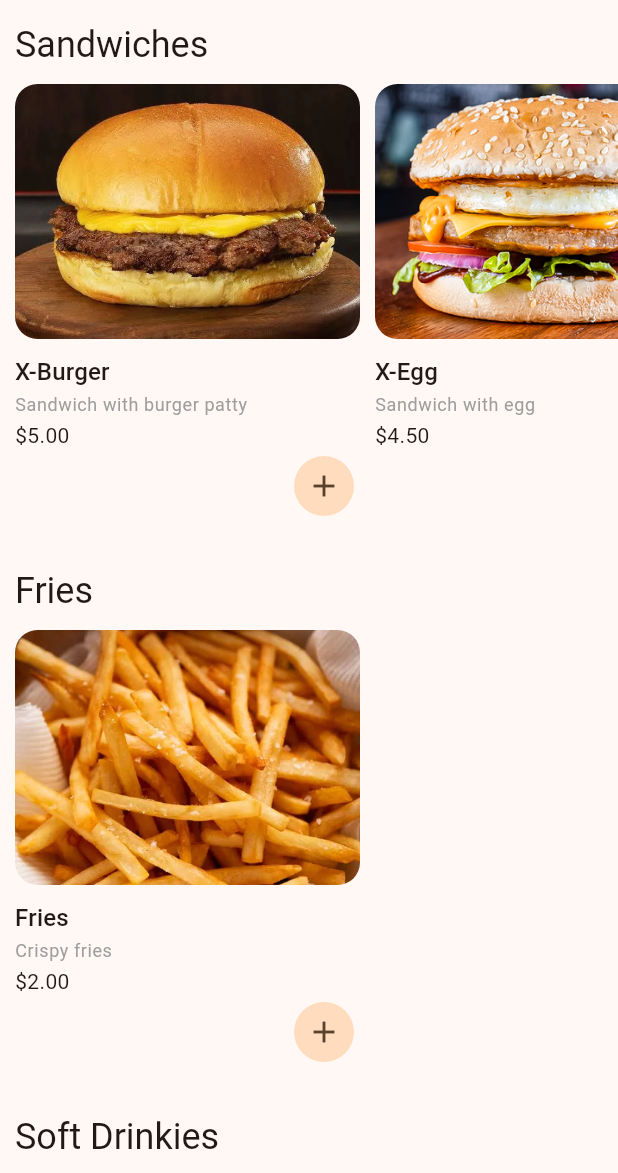
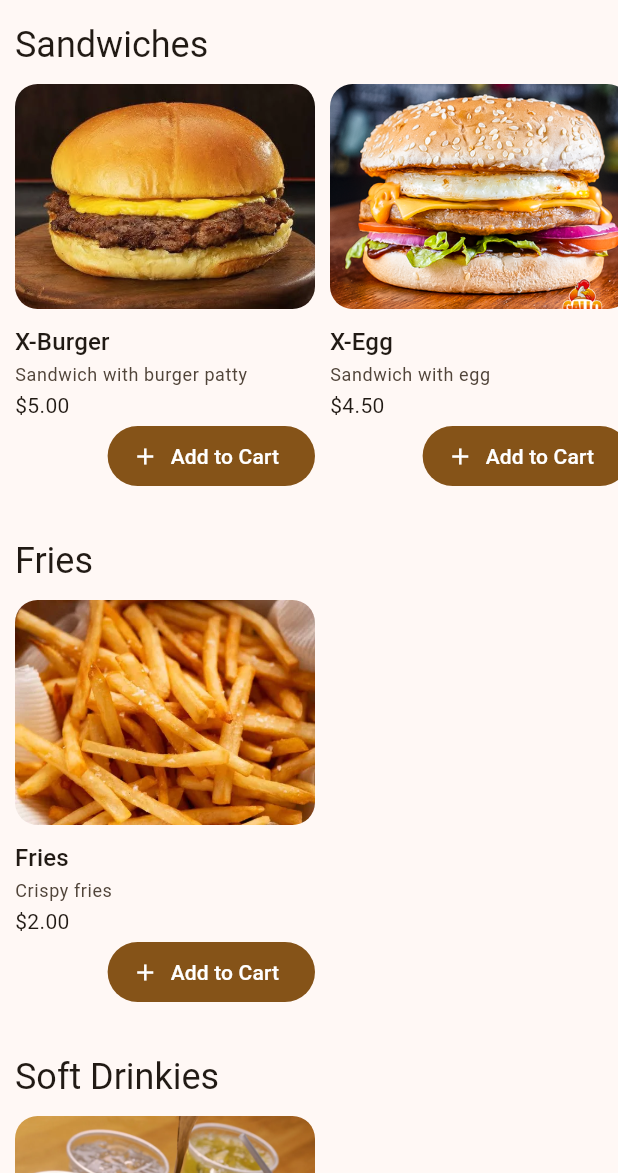
Before and after one commit to cecruzbrito/bom_hamburguer, a Flutter app: the screen it shows after launch, on a phone screen of 412 x 824 dp, the part 63-1236 px from its top. Run offline on Flutter 3.47's test engine with Material 3 defaults, Android fonts, the phone set to English and light mode, and no system bars; our stand-ins replace dartz, equatable, flutter_bloc, go_router.

Commit message:
add. cart page

```diff
--- /dev/null
+++ b/lib/core/mixins/padding_app.dart
@@ -0,0 +1,5 @@
+import 'package:flutter/material.dart';
+
+mixin PaddingApp {
+  final paddingScrollDefault = EdgeInsets.symmetric(horizontal: 10);
+}
--- /dev/null
+++ b/lib/core/router/app_router.dart
@@ -0,0 +1,15 @@
+import 'package:bom_hamburguer/menu/presentation/cart/cart_page.dart';
+import 'package:go_router/go_router.dart';
+
+import '../../menu/presentation/home/home_page.dart';
+
+class AppRouter {
+  static final router = GoRouter(
+    routes: [
+      GoRoute(path: "/", builder: (_, state) => HomePage()),
+      GoRoute(path: "/cart", builder: (_, state) => CartPage()),
+    ],
+  );
+
+  static push(String path) async => await router.push(path);
+}
--- a/lib/core/widgets/scroll/core_scroll.dart
+++ b/lib/core/widgets/scroll/core_scroll.dart
@@ -1,16 +1,15 @@
-import 'package:flutter/cupertino.dart';
+import 'package:bom_hamburguer/core/mixins/padding_app.dart';
+import 'package:flutter/material.dart';
 
-class CoreScroll extends StatelessWidget {
-  const CoreScroll({super.key, required this.child, this.padding, this.direction = Axis.vertical});
+class CoreScroll extends StatelessWidget with PaddingApp {
+  CoreScroll({super.key, required this.child, this.padding, this.direction = Axis.vertical});
   final Widget child;
   final EdgeInsets? padding;
   final Axis direction;
   @override
   Widget build(BuildContext context) {
-    return SingleChildScrollView(
-      padding: padding ?? EdgeInsets.symmetric(horizontal: 10),
-      scrollDirection: direction,
-      child: child,
+    return Scrollbar(
+      child: SingleChildScrollView(padding: padding ?? paddingScrollDefault, scrollDirection: direction, child: child),
     );
   }
 }
--- a/lib/main.dart
+++ b/lib/main.dart
@@ -1,11 +1,8 @@
-import 'package:bom_hamburguer/menu/external/datasource/menu_datasource_local_imp.dart';
-import 'package:bom_hamburguer/menu/infra/repository/menu_repository_imp.dart';
-import 'package:bom_hamburguer/menu/presentation/home/bloc/home_bloc.dart';
 import 'package:flutter/material.dart';
 import 'package:flutter_bloc/flutter_bloc.dart';
 
+import 'core/router/app_router.dart';
 import 'menu/menu_module.dart';
-import 'menu/presentation/home/home_page.dart';
 
 void main() {
   runApp(
@@ -16,16 +13,18 @@ void main() {
   );
 }
 
+final GlobalKey<ScaffoldMessengerState> scaffoldMessengerKey = GlobalKey<ScaffoldMessengerState>();
+
 class MyApp extends StatelessWidget {
   const MyApp({super.key});
 
-  // This widget is the root of your application.
   @override
   Widget build(BuildContext context) {
-    return MaterialApp(
+    return MaterialApp.router(
+      scaffoldMessengerKey: scaffoldMessengerKey,
+      routerConfig: AppRouter.router,
       title: 'Flutter Demo',
       theme: ThemeData(colorScheme: ColorScheme.fromSeed(seedColor: Colors.orange)),
-      home: HomePage(),
     );
   }
 }
--- a/lib/menu/domain/entities/cart_entity.dart
+++ b/lib/menu/domain/entities/cart_entity.dart
@@ -1,16 +1,27 @@
 // ignore_for_file: public_member_api_docs, sort_constructors_first
+import 'discount_entity.dart';
 import 'product_entity.dart';
 
 class CartEntity {
   final List<ProductEntity> products;
-  static final CartEntity empty = CartEntity(products: []);
-  CartEntity({required this.products});
+  final DiscountEntity discount;
+  final double grossTotal;
+  final double netTotal;
+  CartEntity({required this.products, required this.discount, required this.grossTotal, required this.netTotal});
+
+  static final CartEntity empty = CartEntity(products: [], discount: DiscountEntity.zero, grossTotal: 0, netTotal: 0);
 
   bool get hasEmpty => products.isEmpty;
 
-  double get totalProducts => products.map((p) => p.price).fold(0, (a, b) => a + b);
-
-  double get total => totalProducts;
-
-  CartEntity copyWith({List<ProductEntity>? products}) => CartEntity(products: products ?? this.products);
+  CartEntity copyWith({
+    List<ProductEntity>? products,
+    DiscountEntity? discount,
+    double? grossTotal,
+    double? netTotal,
+  }) => CartEntity(
+    products: products ?? this.products,
+    discount: discount ?? this.discount,
+    grossTotal: grossTotal ?? this.grossTotal,
+    netTotal: netTotal ?? this.netTotal,
+  );
 }
--- a/lib/menu/errors/errors.dart
+++ b/lib/menu/errors/errors.dart
@@ -1,4 +1,5 @@
-class AddInCartFailure implements Exception {
-  final String msg;
-  AddInCartFailure({required this.msg});
+import 'package:bom_hamburguer/core/errors/errors.dart';
+
+class AddInCartDenied extends Failure {
+  AddInCartDenied({required super.msg});
 }
--- a/lib/menu/external/datasource/menu_datasource_local_imp.dart
+++ b/lib/menu/external/datasource/menu_datasource_local_imp.dart
@@ -6,6 +6,7 @@ import 'package:bom_hamburguer/menu/errors/errors.dart';
 import 'package:bom_hamburguer/menu/infra/datasources/menu_datasource.dart';
 
 import '../../../core/errors/errors.dart';
+import '../../domain/entities/discount_entity.dart';
 
 class MenuDatasourceLocalImp implements MenuDatasource {
   @override
@@ -55,17 +56,67 @@ class MenuDatasourceLocalImp implements MenuDatasource {
     try {
       await Future.delayed(Duration(seconds: Random().nextInt(3) + 1));
       if (cart.products.any((p) => p.type == product.type)) {
-        throw AddInCartFailure(msg: "You can only add one ${product.type.name.toLowerCase()} per order.");
+        throw AddInCartDenied(msg: "You can only add one ${product.type.name.toLowerCase()} per order.");
       }
-      return cart.copyWith(products: [...cart.products, product]);
+      var resultCart = cart.copyWith(products: [...cart.products, product]);
+      resultCart = calculateCartPricing(resultCart);
+      return resultCart;
     } on Failure {
       rethrow;
     }
   }
 
+  CartEntity calculateCartPricing(CartEntity resultCart) {
+    resultCart = resultCart.copyWith(discount: applyDiscount(resultCart));
+    resultCart = resultCart.copyWith(grossTotal: calculateGrossTotal(resultCart));
+    resultCart = resultCart.copyWith(netTotal: calculateNetTotal(resultCart));
+    return resultCart;
+  }
+
+  DiscountEntity applyDiscount(CartEntity cart) {
+    final types = cart.products.map((e) => e.type).toList().toSet();
+    if (types.containsAll([ProductType.fries, ProductType.sandwich, ProductType.softDrink])) {
+      var percentageDiscount = 0.2;
+      final valueDiscount = cart.grossTotal * percentageDiscount;
+      return DiscountEntity(
+        desc: "Sandwich + Fries + Drink Discount",
+        percentage: percentageDiscount,
+        valueDiscount: valueDiscount,
+      );
+    }
+    if (types.containsAll([ProductType.sandwich, ProductType.softDrink])) {
+      var percentageDiscount = 0.15;
+      final valueDiscount = cart.grossTotal * percentageDiscount;
+      return DiscountEntity(
+        desc: "Sandwich + Drink Discount",
+        percentage: percentageDiscount,
+        valueDiscount: valueDiscount,
+      );
+    }
+    if (types.containsAll([ProductType.sandwich, ProductType.fries])) {
+      var percentageDiscount = 0.1;
+      final valueDiscount = cart.grossTotal * percentageDiscount;
+      return DiscountEntity(
+        desc: "Sandwich + Fries Discount",
+        percentage: percentageDiscount,
+        valueDiscount: valueDiscount,
+      );
+    }
+    return DiscountEntity.zero;
+  }
+
+  double calculateGrossTotal(CartEntity cart) => cart.products.map((p) => p.price).fold(0, (a, b) => a + b);
+
+  double calculateNetTotal(CartEntity cart) {
+    if (!cart.discount.hasDiscount) return cart.grossTotal;
+    return cart.grossTotal - (cart.grossTotal * cart.discount.percentage);
+  }
+
   @override
   Future<CartEntity> removeFromCart(ProductEntity product, {required CartEntity cart}) async {
     await Future.delayed(Duration(seconds: Random().nextInt(3) + 1));
-    return cart.copyWith(products: cart.products..remove(product));
+    var resultCart = cart.copyWith(products: cart.products..remove(product));
+    resultCart = calculateCartPricing(resultCart);
+    return resultCart;
   }
 }
--- a/lib/menu/presentation/home/bloc/home_state.dart
+++ b/lib/menu/presentation/home/bloc/home_state.dart
@@ -31,10 +31,53 @@ final class HomeProductsLoaded extends HomeState {
   }
 }
 
-class HomeError extends HomeState {
-  final String msg;
+class HomeScreenError extends HomeState {
+  final String message;
 
-  HomeError({required this.msg});
+  HomeScreenError({required this.message});
+}
+
+class AddToCartSuccess extends HomeState {
+  final String message;
+
+  AddToCartSuccess(this.message);
+
   @override
-  List<Object?> get props => [msg];
+  List<Object?> get props => [message];
 }
+
+class AddToCartError extends HomeState {
+  final String message;
+
+  AddToCartError(this.message);
+
+  @override
+  List<Object?> get props => [message];
+}
+
+class AddToCartDenied extends HomeState {
+  final String message;
+
+  AddToCartDenied(this.message);
+
+  @override
+  List<Object?> get props => [message];
+}
+
+class RemoveFromCartSuccess extends HomeState {
+  final String message;
+
+  RemoveFromCartSuccess(this.message);
+
+  @override
+  List<Object?> get props => [message];
+}
+
+class RemoveFromCartError extends HomeState {
+  final String message;
+
+  RemoveFromCartError(this.message);
+
+  @override
+  List<Object?> get props => [message];
+}
--- a/lib/menu/presentation/home/home_page.dart
+++ b/lib/menu/presentation/home/home_page.dart
@@ -24,7 +24,16 @@ class _HomePageState extends State<HomePage> {
   @override
   Widget build(BuildContext context) {
     return BlocConsumer<HomeBloc, HomeState>(
-      listener: (_, state) {},
+      listener: (_, state) {
+        if (state is AddToCartSuccess) {
+          ScaffoldMessenger.of(context).showSnackBar(
+            SnackBar(
+              content: Text(state.message),
+              backgroundColor: state is AddToCartError ? Colors.red : Colors.green,
+            ),
+          );
+        }
+      },
       builder: (context, state) {
         return Scaffold(
           appBar: AppBar(title: Text("Bom Hamburguer")),
@@ -48,9 +57,8 @@ class _HomePageState extends State<HomePage> {
                     children: [
                       ...ProductType.values.map(
                         (t) => ProductListByTypes(
-                          onTapAddInCart: state.loadingProduct
-                              ? null
-                              : (product) => context.read<HomeBloc>().add(AddToCart(product: product)),
+                          hasLoading: state.loadingProduct,
+                          onTapAddInCart: (product) => context.read<HomeBloc>().add(AddToCart(product: product)),
                           product: state.products.where((p) => p.type == t).toList(),
                           type: t,
                         ),
@@ -67,3 +75,25 @@ class _HomePageState extends State<HomePage> {
     );
   }
 }
+
+class GradientBackground extends StatelessWidget {
+  final Widget child;
+
+  const GradientBackground({super.key, required this.child});
+
+  @override
+  Widget build(BuildContext context) {
+    final colorScheme = Theme.of(context).colorScheme;
+
+    return Container(
+      decoration: BoxDecoration(
+        gradient: LinearGradient(
+          colors: [colorScheme.primaryContainer, colorScheme.primary.withOpacity(0.8)],
+          begin: Alignment.topLeft,
+          end: Alignment.bottomRight,
+        ),
+      ),
+      child: child,
+    );
+  }
+}
--- a/lib/menu/presentation/home/widgets/product_list_by_type.dart
+++ b/lib/menu/presentation/home/widgets/product_list_by_type.dart
@@ -5,10 +5,18 @@ import 'package:flutter/material.dart';
 import '../../../domain/entities/product_entity.dart';
 
 class ProductListByTypes extends StatelessWidget {
-  const ProductListByTypes({super.key, required this.product, required this.type, required this.onTapAddInCart});
+  const ProductListByTypes({
+    super.key,
+    required this.product,
+    required this.type,
+    required this.onTapAddInCart,
+    required this.hasLoading,
+  });
   final List<ProductEntity> product;
   final ProductType type;
-  final Function(ProductEntity)? onTapAddInCart;
+  final Function(ProductEntity) onTapAddInCart;
+  final bool hasLoading;
+
   @override
   Widget build(BuildContext context) {
     if (product.isEmpty) return Container();
@@ -23,7 +31,9 @@ class ProductListByTypes extends StatelessWidget {
           child: Row(
             spacing: 10,
             children: [
-              ...product.map((e) => ProductListTile(product: e, onTapAddInCart: onTapAddInCart)),
+              ...product.map(
+                (e) => ProductListTile(product: e, onTapAddInCart: onTapAddInCart, hasLoading: hasLoading),
+              ),
               SizedBox(width: 5),
             ],
           ),
--- a/lib/menu/presentation/home/widgets/product_list_tile.dart
+++ b/lib/menu/presentation/home/widgets/product_list_tile.dart
@@ -4,9 +4,10 @@ import 'package:flutter/material.dart';
 import '../../../../core/utils/currency_formatter/util_currency_formatter.dart';
 
 class ProductListTile extends StatelessWidget {
-  const ProductListTile({super.key, required this.product, required this.onTapAddInCart});
+  const ProductListTile({super.key, required this.product, required this.onTapAddInCart, required this.hasLoading});
   final ProductEntity product;
-  final Function(ProductEntity)? onTapAddInCart;
+  final Function(ProductEntity) onTapAddInCart;
+  final bool hasLoading;
   @override
   Widget build(BuildContext context) {
     final title = product.name;
@@ -14,8 +15,8 @@ class ProductListTile extends StatelessWidget {
     final image = product.image;
     final price = UtilCurrencyFormatter.format(product.price);
     var textTheme = Theme.of(context).textTheme;
-    var width = 230.0;
-    var heightImage = 170.0;
+    var width = 200.0;
+    var heightImage = 150.0;
     return SizedBox(
       width: width,
       child: Column(
@@ -33,7 +34,7 @@ class ProductListTile extends StatelessWidget {
               Text(title, style: textTheme.titleMedium),
               Text(
                 subtitle,
-                style: textTheme.bodySmall?.copyWith(color: Colors.grey),
+                style: textTheme.bodySmall?.copyWith(color: Theme.of(context).colorScheme.onSurfaceVariant),
                 overflow: TextOverflow.ellipsis,
                 maxLines: 2,
               ),
@@ -43,8 +44,9 @@ class ProductListTile extends StatelessWidget {
 
           Align(
             alignment: Alignment.bottomRight,
-            child: IconButton.filledTonal(
-              onPressed: onTapAddInCart == null ? null : () => onTapAddInCart!(product),
+            child: FilledButton.icon(
+              label: Text("Add to Cart"),
+              onPressed: hasLoading ? null : () => onTapAddInCart(product),
               icon: Icon(Icons.add),
             ),
           ),
--- a/pubspec.yaml
+++ b/pubspec.yaml
@@ -38,6 +38,7 @@ dependencies:
   flutter_bloc: ^9.1.1
   dartz: ^0.10.1
   intl: ^0.20.2
+  go_router: ^16.0.0
 
 dev_dependencies:
   flutter_test:
```
Also changed, not shown: lib/core/widgets/animations/size_transition/core_size_transition.dart (added, +27 -0 lines), lib/core/widgets/dotted_line/core_dotted_line.dart (added, +42 -0 lines), lib/menu/domain/entities/discount_entity.dart (added, +11 -0 lines), lib/menu/presentation/cart/cart_page.dart (added, +51 -0 lines), lib/menu/presentation/cart/widgets/cart_product_item.dart (added, +55 -0 lines), lib/menu/presentation/cart/widgets/summary_cart.dart (added, +97 -0 lines), lib/menu/presentation/home/bloc/home_bloc.dart (+25 -2 lines), lib/menu/presentation/home/widgets/cart_bottom.dart (+34 -22 lines), pubspec.lock.
